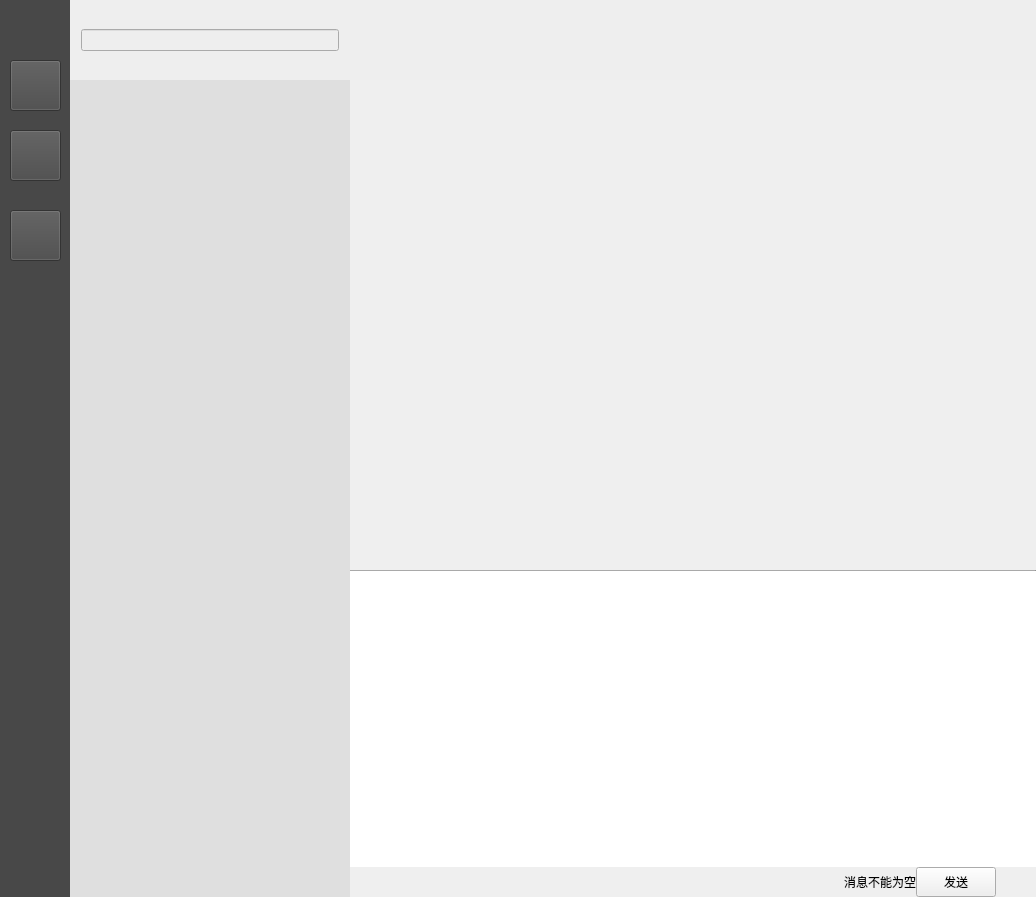
Before: the Qt Designer form ui/ChatWidget/ChatWidget.ui in qin11152/IM-Client, drawn with Qt 5.
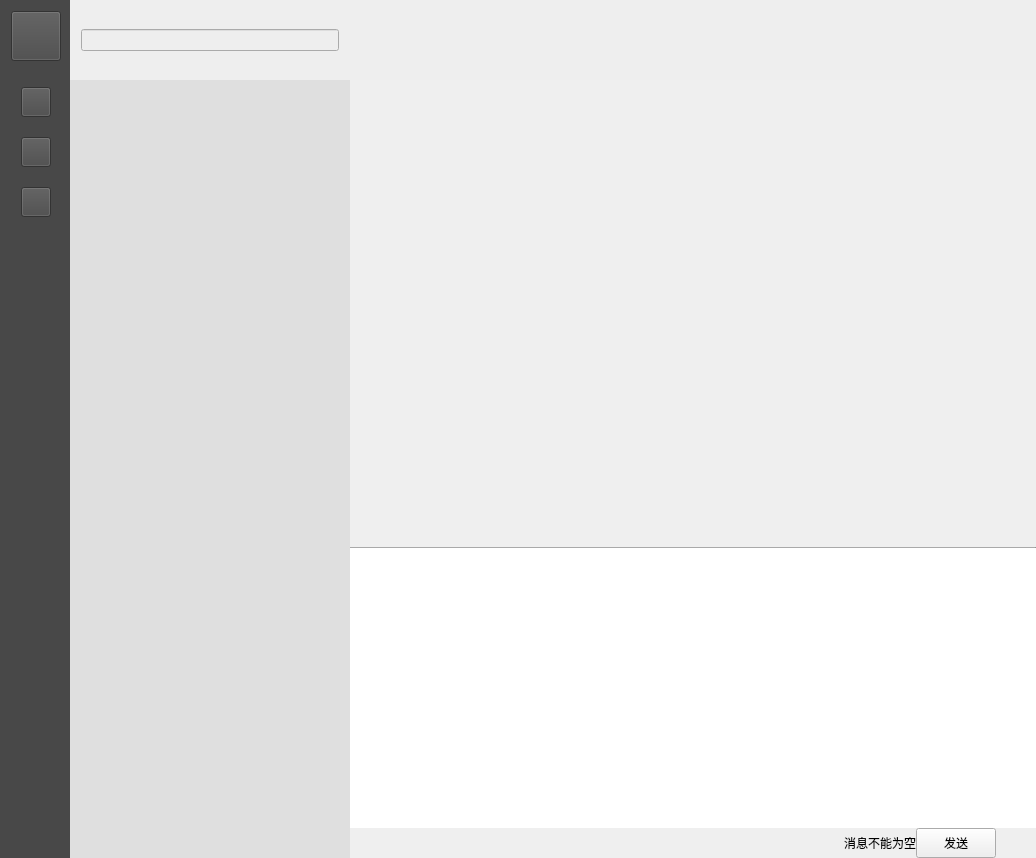
After: the same form once the commit is applied. Icons and pictures are not drawn. Custom widgets are drawn as their Qt base class.

The edit to the form file:
```diff
--- a/ui/ChatWidget/ChatWidget.ui
+++ b/ui/ChatWidget/ChatWidget.ui
@@ -7,7 +7,7 @@
     <x>0</x>
     <y>0</y>
     <width>1036</width>
-    <height>897</height>
+    <height>858</height>
    </rect>
   </property>
   <property name="windowTitle">
@@ -51,54 +51,135 @@
        <property name="styleSheet">
         <string notr="true">background-color: rgb(72, 72, 72);</string>
        </property>
-       <widget class="QPushButton" name="addFriendPushButton">
-        <property name="geometry">
-         <rect>
-          <x>10</x>
-          <y>210</y>
-          <width>51</width>
-          <height>51</height>
-         </rect>
-        </property>
-        <property name="styleSheet">
-         <string notr="true">border-image: url(:/LogInWidget/image/addfriend.jpeg);</string>
-        </property>
-        <property name="text">
-         <string/>
-        </property>
-       </widget>
-       <widget class="QPushButton" name="friendListPushButton">
-        <property name="geometry">
-         <rect>
-          <x>10</x>
-          <y>130</y>
-          <width>51</width>
-          <height>51</height>
-         </rect>
-        </property>
-        <property name="styleSheet">
-         <string notr="true">border-image: url(:/LogInWidget/image/tongxunlu.jpeg);</string>
-        </property>
-        <property name="text">
-         <string/>
-        </property>
-       </widget>
-       <widget class="QPushButton" name="chatPushButton">
-        <property name="geometry">
-         <rect>
-          <x>10</x>
-          <y>60</y>
-          <width>51</width>
-          <height>51</height>
-         </rect>
-        </property>
-        <property name="styleSheet">
-         <string notr="true">border-image: url(:/LogInWidget/image/chat.jpeg);</string>
-        </property>
-        <property name="text">
-         <string/>
-        </property>
-       </widget>
+       <layout class="QVBoxLayout" name="verticalLayout_7">
+        <item>
+         <widget class="QPushButton" name="profileImageButton">
+          <property name="minimumSize">
+           <size>
+            <width>50</width>
+            <height>50</height>
+           </size>
+          </property>
+          <property name="maximumSize">
+           <size>
+            <width>50</width>
+            <height>50</height>
+           </size>
+          </property>
+          <property name="text">
+           <string/>
+          </property>
+         </widget>
+        </item>
+        <item>
+         <spacer name="verticalSpacer">
+          <property name="orientation">
+           <enum>Qt::Vertical</enum>
+          </property>
+          <property name="sizeType">
+           <enum>QSizePolicy::Fixed</enum>
+          </property>
+          <property name="sizeHint" stdset="0">
+           <size>
+            <width>20</width>
+            <height>20</height>
+           </size>
+          </property>
+         </spacer>
+        </item>
+        <item>
+         <layout class="QVBoxLayout" name="verticalLayout_6">
+          <property name="spacing">
+           <number>20</number>
+          </property>
+          <property name="leftMargin">
+           <number>10</number>
+          </property>
+          <property name="rightMargin">
+           <number>10</number>
+          </property>
+          <item>
+           <widget class="QPushButton" name="chatPushButton">
+            <property name="minimumSize">
+             <size>
+              <width>30</width>
+              <height>30</height>
+             </size>
+            </property>
+            <property name="maximumSize">
+             <size>
+              <width>30</width>
+              <height>30</height>
+             </size>
+            </property>
+            <property name="styleSheet">
+             <string notr="true">border-image: url(:/LogInWidget/image/chat.jpeg);</string>
+            </property>
+            <property name="text">
+             <string/>
+            </property>
+           </widget>
+          </item>
+          <item>
+           <widget class="QPushButton" name="friendListPushButton">
+            <property name="minimumSize">
+             <size>
+              <width>30</width>
+              <height>30</height>
+             </size>
+            </property>
+            <property name="maximumSize">
+             <size>
+              <width>30</width>
+              <height>30</height>
+             </size>
+            </property>
+            <property name="styleSheet">
+             <string notr="true">border-image: url(:/LogInWidget/image/tongxunlu.jpeg);</string>
+            </property>
+            <property name="text">
+             <string/>
+            </property>
+           </widget>
+          </item>
+          <item>
+           <widget class="QPushButton" name="addFriendPushButton">
+            <property name="minimumSize">
+             <size>
+              <width>30</width>
+              <height>30</height>
+             </size>
+            </property>
+            <property name="maximumSize">
+             <size>
+              <width>30</width>
+              <height>30</height>
+             </size>
+            </property>
+            <property name="styleSheet">
+             <string notr="true">border-image: url(:/LogInWidget/image/addfriend.jpeg);</string>
+            </property>
+            <property name="text">
+             <string/>
+            </property>
+           </widget>
+          </item>
+         </layout>
+        </item>
+        <item>
+         <spacer name="verticalSpacer_2">
+          <property name="orientation">
+           <enum>Qt::Vertical</enum>
+          </property>
+          <property name="sizeHint" stdset="0">
+           <size>
+            <width>20</width>
+            <height>670</height>
+           </size>
+          </property>
+         </spacer>
+        </item>
+       </layout>
       </widget>
      </item>
      <item>
```
Left out of the diff: 4 changed lines with no effect on the pictures.
